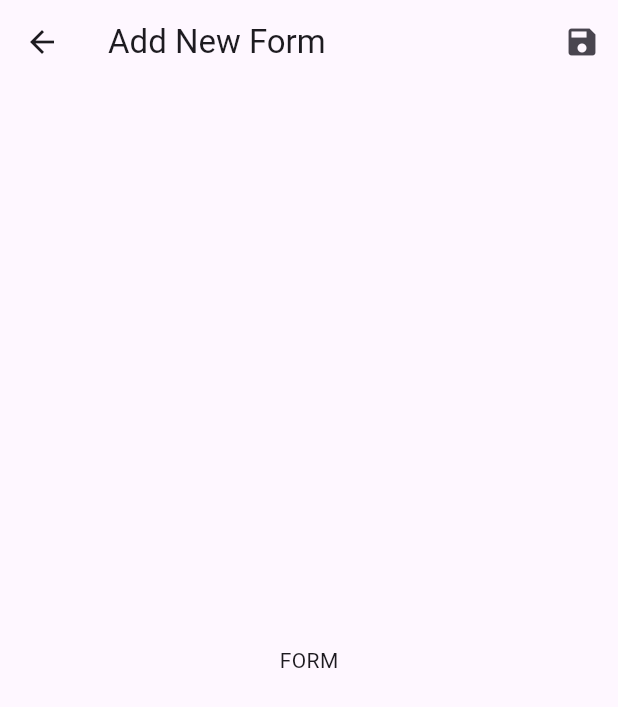
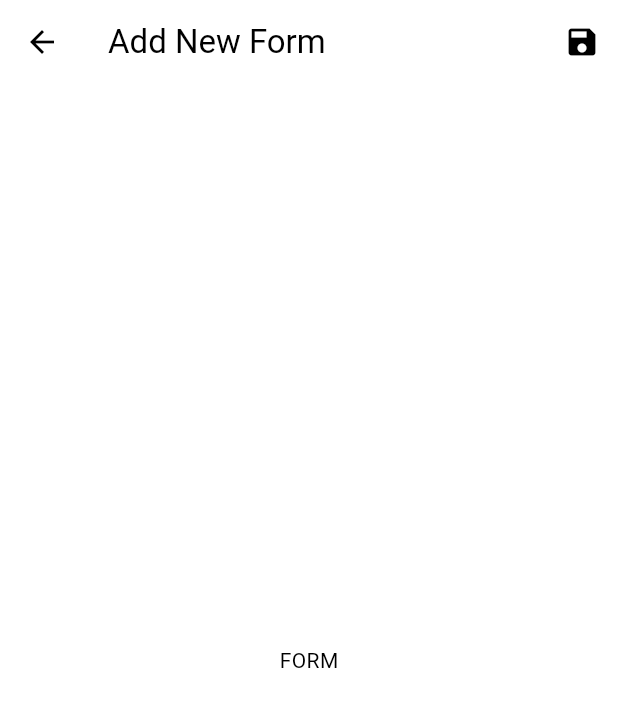
Before and after one commit to alann-maulana/flutter_native, a Flutter app: the FormDialog screen opened directly, on a phone screen of 412 x 824 dp. Shown: the top 707 px of the screen. Run offline on Flutter 3.47's test engine with Material 3 defaults, Android fonts, the phone set to English and light mode, and no system bars; our stand-ins replace platform; missing offline and left inert: dart:html.

Commit message:
upgrade to flutter v3.13.9

```diff
--- a/example/lib/form_dialog.dart
+++ b/example/lib/form_dialog.dart
@@ -1,9 +1,8 @@
 import 'package:flutter/material.dart';
-import 'package:flutter/widgets.dart';
 import 'package:flutter_native/flutter_native.dart';
 
 class FormDialog extends StatefulWidget {
-  const FormDialog({Key key}) : super(key: key);
+  const FormDialog({Key? key}) : super(key: key);
 
   @override
   FormDialogState createState() {
--- a/example/lib/home_page.dart
+++ b/example/lib/home_page.dart
@@ -1,14 +1,13 @@
 import 'package:example/list_view_page.dart';
 import 'package:flutter/cupertino.dart';
 import 'package:flutter/material.dart';
-import 'package:flutter/widgets.dart';
 import 'package:flutter_native/flutter_native.dart';
 
 import 'setting_page.dart';
 
 class MyHomePage extends StatefulWidget {
   static const route = '/';
-  const MyHomePage({Key key, this.title}) : super(key: key);
+  const MyHomePage({Key? key, required this.title}) : super(key: key);
 
   final String title;
 
--- a/example/lib/main.dart
+++ b/example/lib/main.dart
@@ -12,14 +12,14 @@ void main() {
 }
 
 class MyApp extends StatelessWidget {
-  const MyApp({Key key}) : super(key: key);
+  const MyApp({Key? key}) : super(key: key);
 
   @override
   Widget build(BuildContext context) {
     return NativeApp(
       title: 'Flutter Demo',
-      materialTheme: NativeTheme.of(context).theme,
-      cupertinoTheme: NativeTheme.of(context).cupertinoTheme,
+      materialTheme: NativeTheme.of(context)?.theme,
+      cupertinoTheme: NativeTheme.of(context)?.cupertinoTheme,
       routes: <String, WidgetBuilder>{
         MyHomePage.route: (_) => const MyHomePage(title: 'Flutter Native Demo'),
         ListViewPage.route: (_) => const ListViewPage(),
--- a/example/lib/native_theme.dart
+++ b/example/lib/native_theme.dart
@@ -1,13 +1,11 @@
 import 'package:flutter/cupertino.dart';
 import 'package:flutter/material.dart';
-import 'package:flutter/widgets.dart';
 
 class NativeThemes {
   static ThemeData themeData(Brightness brightness) {
     return ThemeData(
       brightness: brightness,
-      primaryColor: brightness == Brightness.light ? Colors.blue : Colors.black,
-      accentColor: brightness == Brightness.light ? null : Colors.blueAccent,
+      primaryColor: brightness == Brightness.light ? Colors.blue : Colors.black, colorScheme: ColorScheme.fromSwatch().copyWith(secondary: brightness == Brightness.light ? null : Colors.blueAccent),
     );
   }
 
@@ -27,10 +25,10 @@ class NativeThemes {
 class _NativeInheritedWidget extends InheritedWidget {
   final NativeThemeState data;
 
-  _NativeInheritedWidget({
-    this.data,
-    Key key,
-    @required Widget child,
+  const _NativeInheritedWidget({
+    required this.data,
+    Key? key,
+    required Widget child,
   }) : super(key: key, child: child);
 
   @override
@@ -44,25 +42,25 @@ class NativeTheme extends StatefulWidget {
   final Brightness brightness;
 
   const NativeTheme({
-    Key key,
+    Key? key,
     this.brightness = Brightness.light,
-    @required this.child,
+    required this.child,
   }) : super(key: key);
 
   @override
-  NativeThemeState createState() => new NativeThemeState();
+  NativeThemeState createState() => NativeThemeState();
 
-  static NativeThemeState of(BuildContext context) {
-    _NativeInheritedWidget inherited =
+  static NativeThemeState? of(BuildContext context) {
+    _NativeInheritedWidget? inherited =
         (context.dependOnInheritedWidgetOfExactType<_NativeInheritedWidget>());
-    return inherited.data;
+    return inherited?.data;
   }
 }
 
 class NativeThemeState extends State<NativeTheme> {
-  Brightness _brightness;
-  ThemeData _theme;
-  CupertinoThemeData _cupertinoTheme;
+  late Brightness _brightness;
+  late ThemeData _theme;
+  late CupertinoThemeData _cupertinoTheme;
 
   Brightness get brightness => _brightness;
   ThemeData get theme => _theme;
--- a/example/pubspec.yaml
+++ b/example/pubspec.yaml
@@ -14,7 +14,7 @@ description: A new Flutter application.
 version: 1.0.0+1
 
 environment:
-  sdk: ">=2.1.0 <3.0.0"
+  sdk: ">=3.1.5 <4.0.0"
 
 dependencies:
   flutter:
@@ -22,7 +22,7 @@ dependencies:
 
   # The following adds the Cupertino Icons font to your application.
   # Use with the CupertinoIcons class for iOS style icons.
-  cupertino_icons: ^0.1.2
+  cupertino_icons: ^1.0.8
 
 dev_dependencies:
   flutter_lints: ^1.0.0
--- a/lib/src/native_appbar.dart
+++ b/lib/src/native_appbar.dart
@@ -15,7 +15,7 @@ class NativeAppBar
   final String iosPreviousPageTitle;
   final EdgeInsetsDirectional? padding;
 
-  NativeAppBar({
+  NativeAppBar({super.key,
     required this.title,
     this.leading,
     this.iosTrailing,
@@ -23,7 +23,7 @@ class NativeAppBar
     this.androidActions,
     this.iosPreviousPageTitle = 'Back',
     this.padding,
-  })  : preferredSize = Size.fromHeight(56.0),
+  })  : preferredSize = const Size.fromHeight(56.0),
         cupertinoNavigationBar = iosLargeTitle == true
             ? null
             : cupertino.CupertinoNavigationBar(
--- a/lib/src/native_dialog.dart
+++ b/lib/src/native_dialog.dart
@@ -5,7 +5,6 @@ import 'package:flutter/material.dart' as material;
 import 'package:flutter/widgets.dart';
 
 import '../flutter_native.dart';
-import 'native_base.dart';
 
 class NativeDialog {
   static Future<T?> showDialog<T>({
@@ -46,7 +45,7 @@ class NativeDialogAction extends BaseNativeStatelessWidget<
   final bool isDefaultAction;
   final bool isDestructiveAction;
 
-  NativeDialogAction({
+  const NativeDialogAction({super.key,
     required this.child,
     required this.onPressed,
     this.leading,
--- a/lib/src/native_icon_button.dart
+++ b/lib/src/native_icon_button.dart
@@ -1,6 +1,5 @@
 import 'package:flutter/cupertino.dart';
 import 'package:flutter/material.dart';
-import 'package:flutter/widgets.dart';
 
 import 'native_base.dart';
 
--- a/lib/src/native_page_route.dart
+++ b/lib/src/native_page_route.dart
@@ -1,6 +1,5 @@
 import 'package:flutter/cupertino.dart';
 import 'package:flutter/material.dart';
-import 'package:flutter/widgets.dart';
 
 import '../flutter_native.dart';
 
--- a/lib/src/native_progress_indicator.dart
+++ b/lib/src/native_progress_indicator.dart
@@ -1,6 +1,5 @@
 import 'package:flutter/cupertino.dart';
 import 'package:flutter/material.dart';
-import 'package:flutter/widgets.dart';
 
 import 'native_base.dart';
 
--- a/lib/src/native_switch.dart
+++ b/lib/src/native_switch.dart
@@ -1,12 +1,11 @@
 import 'package:flutter/cupertino.dart';
 import 'package:flutter/gestures.dart';
 import 'package:flutter/material.dart';
-import 'package:flutter/widgets.dart';
 
 import 'native_base.dart';
 
 class NativeSwitch extends BaseNativeStatelessWidget<CupertinoSwitch, Switch> {
-  NativeSwitch({
+  const NativeSwitch({
     Key? key,
     required this.value,
     required this.onChanged,
--- a/lib/src/native_textfield.dart
+++ b/lib/src/native_textfield.dart
@@ -3,7 +3,6 @@ import 'package:flutter/cupertino.dart';
 import 'package:flutter/gestures.dart';
 import 'package:flutter/material.dart' as material;
 import 'package:flutter/services.dart';
-import 'package:flutter/widgets.dart';
 
 import 'native_base.dart';
 
--- a/pubspec.yaml
+++ b/pubspec.yaml
@@ -4,7 +4,7 @@ version: 0.0.1
 homepage: https://github.com/eyro-labs/flutter_native
 
 environment:
-  sdk: ">=2.12.0 <3.0.0"
+  sdk: ">=3.1.5 <4.0.0"
 
 dependencies:
   flutter:
```
Also changed, not shown: example/lib/list_view_page.dart (+6 -6 lines), example/lib/setting_page.dart (+10 -10 lines), lib/src/native_action_sheet.dart (+5 -6 lines), lib/src/native_button.dart (+43 -42 lines), lib/src/popup_utils.dart (+6 -6 lines), example/pubspec.lock, pubspec.lock, 1 other file.
